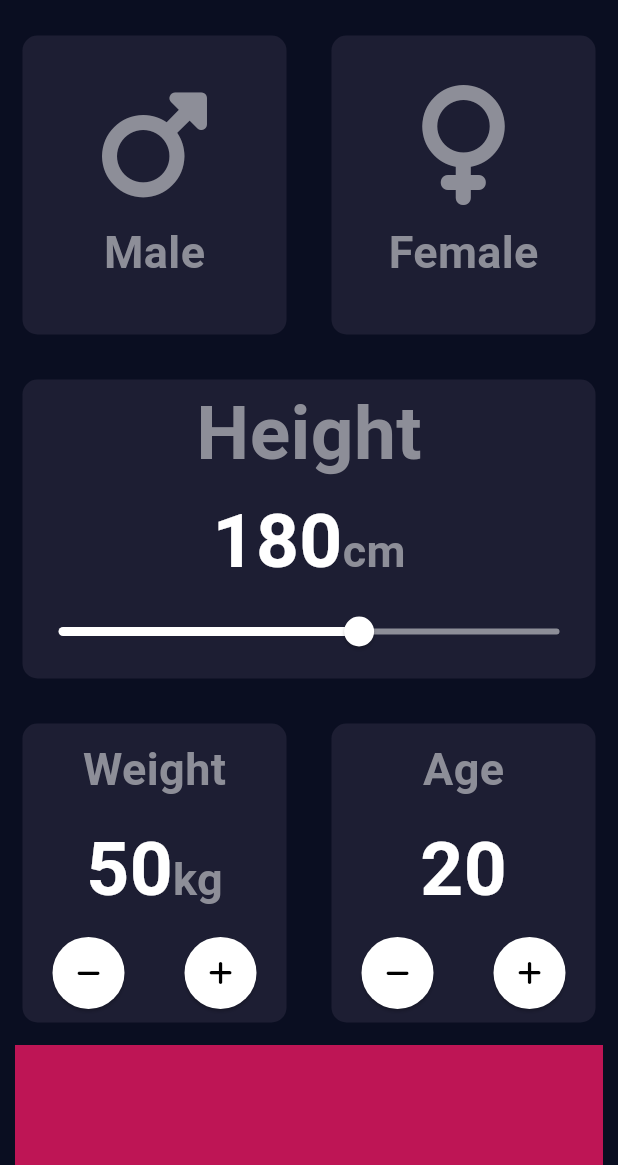
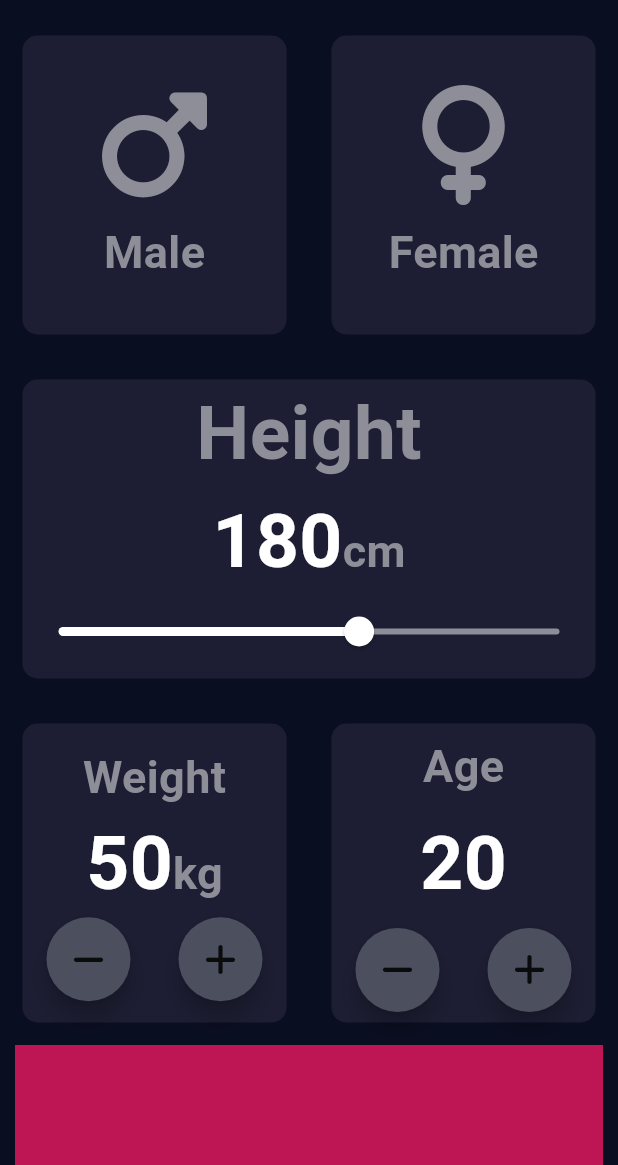
Before and after one commit to tienluan02/bmi_calculator, a Flutter app: the screen it shows after launch, on a phone screen of 412 x 824 dp, the part 71-1236 px from its top. Run offline on Flutter 3.47's test engine with Material 3 defaults, Android fonts, the phone set to English and light mode, and no system bars; our stand-ins replace font_awesome_flutter.

Commit message:
create buttons for weight and age

```diff
--- a/bmi_calculator_app/lib/name_input.dart
+++ b/bmi_calculator_app/lib/name_input.dart
@@ -2,6 +2,7 @@ import 'package:flutter/material.dart';
 import 'reusable_card.dart';
 import 'package:font_awesome_flutter/font_awesome_flutter.dart';
 import 'constants.dart';
+import 'round_icon_button.dart';
 
 class NameInput extends StatefulWidget {
   const NameInput({super.key});
@@ -129,7 +130,7 @@ class _NameInputState extends State<NameInput> {
                       child: CreateContainer(
                         colour: kColorContainerUnpressed,
                         cardChild: Column(
-                          mainAxisAlignment: MainAxisAlignment.spaceEvenly,
+                          mainAxisAlignment: MainAxisAlignment.center,
                           children: [
                             IconContent(
                               label: 'Weight',
@@ -149,40 +150,22 @@ class _NameInputState extends State<NameInput> {
                             Row(
                               mainAxisAlignment: MainAxisAlignment.spaceAround,
                               children: [
-                                ElevatedButton(
-                                  onPressed: () {
+                                RoundIconButton(
+                                  child: FontAwesomeIcons.minus,
+                                  onPress: () {
                                     setState(() {
                                       weight--;
                                     });
                                   },
-                                  child: Icon(FontAwesomeIcons.minus,
-                                      color: Colors.black),
-                                  style: ElevatedButton.styleFrom(
-                                    shape: CircleBorder(),
-                                    padding: EdgeInsets.all(15),
-                                    backgroundColor: Colors.white,
-                                    // <-- Button color
-                                    foregroundColor:
-                                        Colors.grey, // <-- Splash color
-                                  ),
                                 ),
-                                ElevatedButton(
-                                  onPressed: () {
+                                RoundIconButton(
+                                  child: FontAwesomeIcons.plus,
+                                  onPress: () {
                                     setState(() {
                                       weight++;
                                     });
                                   },
-                                  child: Icon(FontAwesomeIcons.plus,
-                                      color: Colors.black),
-                                  style: ElevatedButton.styleFrom(
-                                    shape: CircleBorder(),
-                                    padding: EdgeInsets.all(15),
-                                    backgroundColor: Colors.white,
-                                    // <-- Button color
-                                    foregroundColor:
-                                        Colors.grey, // <-- Splash color
-                                  ),
-                                ),
+                                )
                               ],
                             )
                           ],
@@ -202,39 +185,20 @@ class _NameInputState extends State<NameInput> {
                             Row(
                               mainAxisAlignment: MainAxisAlignment.spaceAround,
                               children: [
-                                ElevatedButton(
-                                  onPressed: () {
-                                    setState(() {
-                                      age--;
-                                    });
-                                  },
-                                  child: Icon(FontAwesomeIcons.minus,
-                                      color: Colors.black),
-                                  style: ElevatedButton.styleFrom(
-                                    shape: CircleBorder(),
-                                    padding: EdgeInsets.all(15),
-                                    backgroundColor: Colors.white,
-                                    // <-- Button color
-                                    foregroundColor:
-                                        Colors.grey, // <-- Splash color
-                                  ),
-                                ),
-                                ElevatedButton(
-                                  onPressed: () {
+                                RoundIconButton(
+                                    child: FontAwesomeIcons.minus,
+                                    onPress: () {
+                                      setState(() {
+                                        age--;
+                                      });
+                                    }),
+                                RoundIconButton(
+                                  child: FontAwesomeIcons.plus,
+                                  onPress: () {
                                     setState(() {
                                       age++;
                                     });
                                   },
-                                  child: Icon(FontAwesomeIcons.plus,
-                                      color: Colors.black),
-                                  style: ElevatedButton.styleFrom(
-                                    shape: CircleBorder(),
-                                    padding: EdgeInsets.all(15),
-                                    backgroundColor: Colors.white,
-                                    // <-- Button color
-                                    foregroundColor:
-                                        Colors.grey, // <-- Splash color
-                                  ),
                                 ),
                               ],
                             )
--- /dev/null
+++ b/bmi_calculator_app/lib/round_icon_button.dart
@@ -0,0 +1,22 @@
+import 'package:flutter/material.dart';
+
+class RoundIconButton extends StatelessWidget {
+  const RoundIconButton({super.key, this.child, this.onPress});
+
+  final IconData? child;
+  final VoidCallback? onPress;
+
+  @override
+  Widget build(BuildContext context) {
+    return RawMaterialButton(
+        shape: CircleBorder(),
+        elevation: 6.0,
+        fillColor: Color(0xFF4C4F5E),
+        constraints: BoxConstraints.tightFor(
+          width: 56,
+          height: 56,
+        ),
+        onPressed: onPress,
+    child: Icon(child),);
+  }
+}
```
Also changed, not shown: bmi_calculator_app/lib/bottom_button.dart (added).
